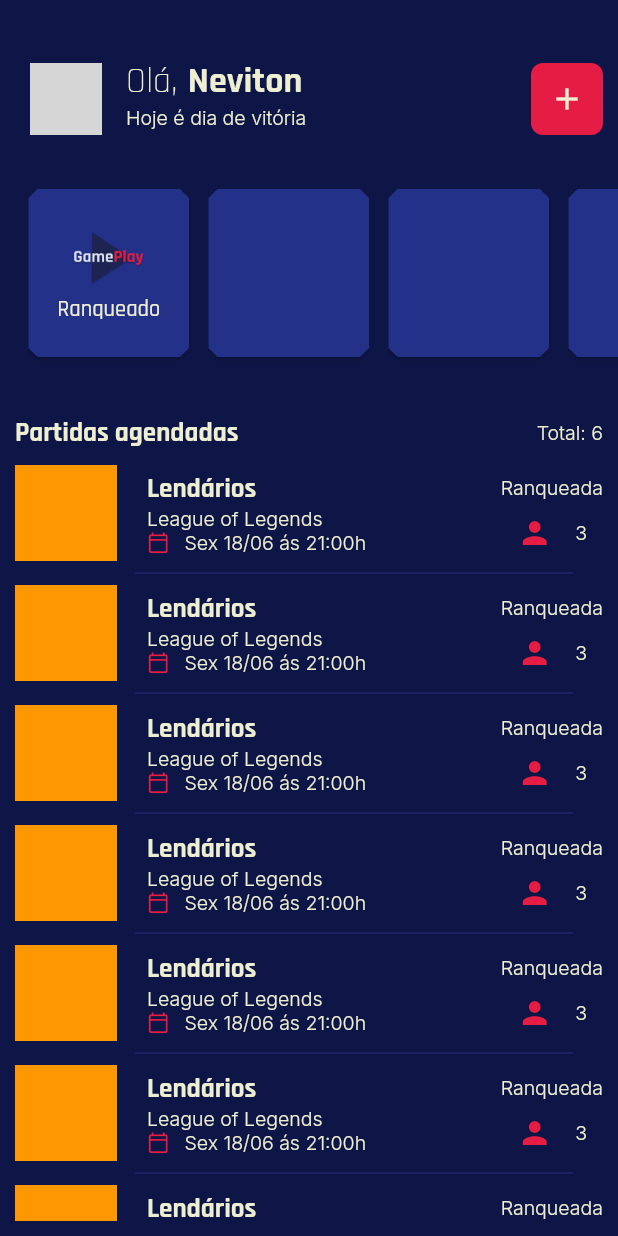
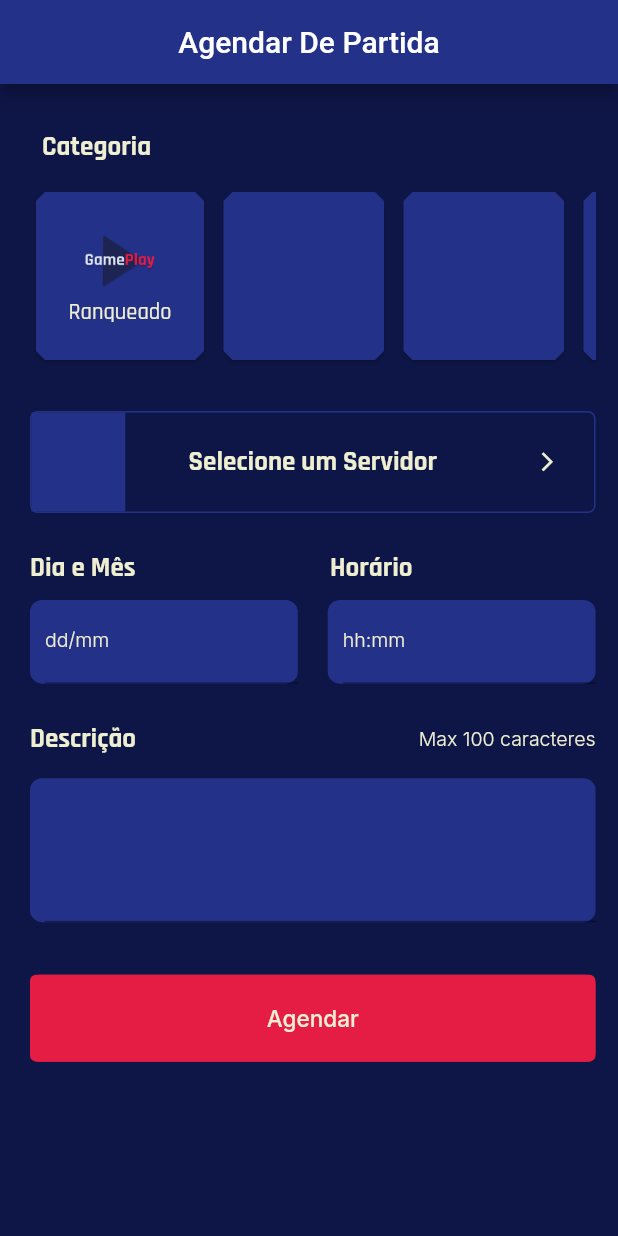
Before and after one commit to nevitonviana/GamePlay, a Flutter app: the screen it shows after launch, on a phone screen of 412 x 824 dp. Run offline on Flutter 3.47's test engine with Material 2 defaults, Android fonts, the phone set to English and light mode, and no system bars; our stand-ins replace google_fonts; grey boxes are pictures that could not be loaded.

Commit message:
finalização da criação do layout da page da agendar

```diff
--- /dev/null
+++ b/lib/components/widget/button/ButtonSubmit.dart
@@ -0,0 +1,36 @@
+import 'package:flutter/material.dart';
+
+import '/components/themas/themas.dart';
+
+class ButtonSubmit extends StatelessWidget {
+  final String text;
+  final double? width;
+
+  const ButtonSubmit({
+    Key? key,
+    required this.text,
+    this.width = 328,
+  }) : super(key: key);
+
+  @override
+  Widget build(BuildContext context) {
+    return Container(
+      decoration: BoxDecoration(
+        color: ThemasColors.redButton,
+        borderRadius: BorderRadius.circular(6),
+      ),
+      height: 58,
+      width: width,
+      child: ElevatedButton(
+        style: ButtonStyle(
+          backgroundColor: MaterialStateProperty.all(ThemasColors.redButton),
+        ),
+        onPressed: null,
+        child: Text(
+          "Agendar",
+          style: TextStyles.fontsInter500,
+        ),
+      ),
+    );
+  }
+}
--- a/lib/components/widget/button/buttonCustom.dart
+++ b/lib/components/widget/button/buttonCustomLogin.dart
@@ -2,8 +2,8 @@ import 'package:flutter/material.dart';
 
 import '/components/themas/themas.dart';
 
-class ButtonCustom extends StatelessWidget {
-  const ButtonCustom({Key? key}) : super(key: key);
+class ButtonCustomLogin extends StatelessWidget {
+  const ButtonCustomLogin({Key? key}) : super(key: key);
 
   @override
   Widget build(BuildContext context) {
--- a/lib/components/widget/categoria/Categoria.dart
+++ b/lib/components/widget/categoria/Categoria.dart
@@ -1,4 +1,5 @@
 import 'package:flutter/material.dart';
+
 import '/components/themas/themas.dart';
 
 class Categoria extends StatelessWidget {
@@ -9,7 +10,6 @@ class Categoria extends StatelessWidget {
   @override
   Widget build(BuildContext context) {
     return Container(
-      margin: EdgeInsets.only(top: 20, left: 10),
       height: 120,
       child: GridView(
         gridDelegate: SliverGridDelegateWithFixedCrossAxisCount(
@@ -20,7 +20,6 @@ class Categoria extends StatelessWidget {
           Container(
             height: 120,
             width: 104,
-            padding: EdgeInsets.only(left: 5),
             child: Card(
               color: ThemasColors.primaryColor,
               shape: BeveledRectangleBorder(
--- a/lib/components/widget/textFormField/textFormField.dart
+++ b/lib/components/widget/textFormField/textFormField.dart
@@ -1,11 +1,13 @@
 import 'package:flutter/material.dart';
+import 'package:flutter/services.dart';
 
 import '/components/themas/themas.dart';
 
 class TextFormFieldCustom extends StatelessWidget {
   final String? labelText;
+  final int? maxLines;
 
-  const TextFormFieldCustom({Key? key, this.labelText})
+  const TextFormFieldCustom({Key? key, this.labelText, this.maxLines})
       : super(key: key);
 
   @override
@@ -17,6 +19,11 @@ class TextFormFieldCustom extends StatelessWidget {
         borderRadius: BorderRadius.circular(8),
       ),
       child: TextFormField(
+        style: TextStyles.fontsInter500,
+        maxLines: maxLines,
+        inputFormatters: [
+          LengthLimitingTextInputFormatter(100),
+        ],
         decoration: InputDecoration(
           labelStyle: TextStyles.fontsInter13,
           labelText: labelText,
--- a/lib/components/widget/widget.dart
+++ b/lib/components/widget/widget.dart
@@ -1,2 +1,5 @@
-export './button/buttonCustom.dart';
+export './button/buttonCustomLogin.dart';
+export './button/ButtonSubmit.dart';
+
 export './categoria/Categoria.dart';
+export './textFormField/textFormField.dart';
--- a/lib/main.dart
+++ b/lib/main.dart
@@ -1,5 +1,6 @@
 import 'package:flutter/material.dart';
-import 'pages/pages.dart';
+import 'package:gameplay/pages/agendar.dart';
+
 
 import 'components/themas/themas.dart';
 
@@ -10,9 +11,9 @@ void main() {
       theme: ThemeData(
         primaryColor: ThemasColors.primaryColor,
         scaffoldBackgroundColor: ThemasColors.backgroundColor,
-        appBarTheme: AppBarTheme(backgroundColor: ThemasColors.backgroundColor)
+        appBarTheme: AppBarTheme(backgroundColor: ThemasColors.primaryColor),
       ),
-      home: HomePage(),
+      home: Agendar(),
     ),
   );
 }
--- a/lib/pages/agendar.dart
+++ b/lib/pages/agendar.dart
@@ -1 +1,147 @@
 import 'package:flutter/material.dart';
+
+import '/components/themas/colors/colors.dart';
+import '/components/themas/fonts/fonts.dart';
+import '/components/widget/widget.dart';
+
+class Agendar extends StatefulWidget {
+  const Agendar({Key? key}) : super(key: key);
+
+  @override
+  _AgendarState createState() => _AgendarState();
+}
+
+class _AgendarState extends State<Agendar> {
+  @override
+  Widget build(BuildContext context) {
+    return Scaffold(
+      appBar: AppBar(
+        title: Text("Agendar De Partida"),
+        centerTitle: true,
+      ),
+      body: LayoutBuilder(
+        builder: (context, constraints) {
+          return SingleChildScrollView(
+            child: Container(
+              padding: EdgeInsets.only(left: 20, top: 30, right: 15),
+              child: Column(
+                crossAxisAlignment: CrossAxisAlignment.start,
+                children: [
+                  Padding(
+                    padding: const EdgeInsets.only(left: 8, bottom: 15),
+                    child: Text(
+                      "Categoria",
+                      style: TextStyles.fontsRajdhaniBold18,
+                    ),
+                  ),
+                  Categoria(),
+                  Container(
+                    margin: EdgeInsets.only(
+                      top: 30,
+                    ),
+                    height: 68,
+                    decoration: BoxDecoration(
+                      border: Border.all(color: ThemasColors.primaryColor),
+                      borderRadius: BorderRadius.circular(5),
+                    ),
+                    child: Row(
+                      children: [
+                        Expanded(
+                          child: Container(
+                            width: 64,
+                            color: ThemasColors.primaryColor,
+                          ),
+                        ),
+                        Expanded(
+                          flex: 4,
+                          child: Container(
+                            child: Text(
+                              "Selecione um Servidor",
+                              style: TextStyles.fontsRajdhaniBold18,
+                              textAlign: TextAlign.center,
+                            ),
+                          ),
+                        ),
+                        Expanded(
+                          child: Container(
+                            child: Icon(
+                              Icons.arrow_forward_ios_sharp,
+                              color: ThemasColors.whiteText,
+                              size: 15,
+                            ),
+                          ),
+                        ),
+                      ],
+                    ),
+                  ),
+                  Padding(
+                    padding: EdgeInsets.only(top: 25, bottom: 10),
+                    child: Row(
+                      children: [
+                        Expanded(
+                          child: Text(
+                            "Dia e Mês",
+                            style: TextStyles.fontsRajdhaniBold18,
+                          ),
+                        ),
+                        SizedBox(
+                          width: 23,
+                        ),
+                        Expanded(
+                          child: Text(
+                            "Horário",
+                            style: TextStyles.fontsRajdhaniBold18,
+                          ),
+                        ),
+                      ],
+                    ),
+                  ),
+                  Row(
+                    children: [
+                      Expanded(
+                        child: TextFormFieldCustom(labelText: "dd/mm"),
+                      ),
+                      SizedBox(
+                        width: 20,
+                      ),
+                      Expanded(
+                        child: TextFormFieldCustom(labelText: "hh:mm"),
+                      ),
+                    ],
+                  ),
+                  Padding(
+                    padding: EdgeInsets.only(top: 25, bottom: 15),
+                    child: Row(
+                      children: [
+                        Expanded(
+                          child: Text(
+                            "Descrição",
+                            style: TextStyles.fontsRajdhaniBold18,
+                          ),
+                        ),
+                        Expanded(
+                          child: Text(
+                            "Max 100 caracteres",
+                            style: TextStyles.fontsInter13,
+                            textAlign: TextAlign.right,
+                          ),
+                        ),
+                      ],
+                    ),
+                  ),
+                  TextFormFieldCustom(
+                    maxLines: 4,
+                  ),
+                  Padding(
+                    padding: const EdgeInsets.only(top: 35),
+                    child: ButtonSubmit(text: "Agendar", width: constraints.maxHeight * 0.7,),
+                  ),
+                ],
+              ),
+            ),
+          );
+        },
+      ),
+    );
+  }
+}
--- a/lib/pages/home_Page.dart
+++ b/lib/pages/home_Page.dart
@@ -78,7 +78,10 @@ class _HomePageState extends State<HomePage> {
                     ),
                   ],
                 ),
-                Categoria(),
+                Padding(
+                  padding: const EdgeInsets.only(top: 20, left: 10),
+                  child: Categoria(),
+                ),
                 Padding(
                   padding: const EdgeInsets.only(top: 35, left: 10, right: 10),
                   child: Row(
--- a/lib/pages/login_page.dart
+++ b/lib/pages/login_page.dart
@@ -1,7 +1,7 @@
 import 'package:flutter/material.dart';
 
 import '/components/themas/themas.dart';
-import '/components/widget/button/buttonCustom.dart';
+import '/components/widget/button/buttonCustomLogin.dart';
 
 class LoginPage extends StatefulWidget {
   const LoginPage({Key? key}) : super(key: key);
@@ -45,7 +45,7 @@ class _LoginPageState extends State<LoginPage> {
               ),
               Padding(
                 padding: EdgeInsets.only(top: constraints.maxHeight * 0.06),
-                child: ButtonCustom(),
+                child: ButtonCustomLogin(),
               ),
             ],
           ),
```
